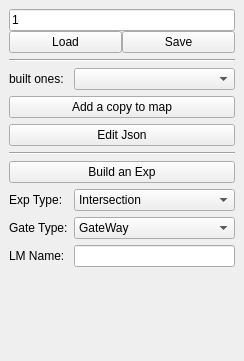
This is include/tmapping/UI/dockBuildExp.ui in StumboEugen/TMapping as Qt 5 draws it before an edit. The edited form follows.
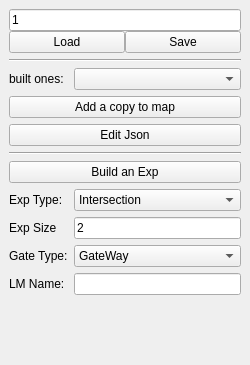
This is the edited form.

Diff of the .ui file:
```diff
--- a/include/tmapping/UI/dockBuildExp.ui
+++ b/include/tmapping/UI/dockBuildExp.ui
@@ -6,14 +6,14 @@
    <rect>
     <x>0</x>
     <y>0</y>
-    <width>244</width>
-    <height>361</height>
+    <width>250</width>
+    <height>365</height>
    </rect>
   </property>
   <property name="minimumSize">
    <size>
-    <width>226</width>
-    <height>361</height>
+    <width>250</width>
+    <height>365</height>
    </size>
   </property>
   <property name="features">
@@ -145,14 +145,14 @@
         </item>
        </widget>
       </item>
-      <item row="6" column="0">
+      <item row="7" column="0">
        <widget class="QLabel" name="label_2">
         <property name="text">
          <string>Gate Type:</string>
         </property>
        </widget>
       </item>
-      <item row="6" column="1">
+      <item row="7" column="1">
        <widget class="QComboBox" name="cbGateType">
         <item>
          <property name="text">
@@ -171,16 +171,30 @@
         </item>
        </widget>
       </item>
-      <item row="7" column="0">
+      <item row="8" column="0">
        <widget class="QLabel" name="label_4">
         <property name="text">
          <string>LM Name:</string>
         </property>
        </widget>
       </item>
-      <item row="7" column="1">
+      <item row="8" column="1">
        <widget class="QLineEdit" name="leLandmark"/>
       </item>
+      <item row="6" column="0">
+       <widget class="QLabel" name="label_5">
+        <property name="text">
+         <string>Exp Size</string>
+        </property>
+       </widget>
+      </item>
+      <item row="6" column="1">
+       <widget class="QLineEdit" name="leExpSize">
+        <property name="text">
+         <string>2</string>
+        </property>
+       </widget>
+      </item>
      </layout>
     </item>
     <item>
```
Left out of the diff: 7 changed lines with no effect on the pictures.
